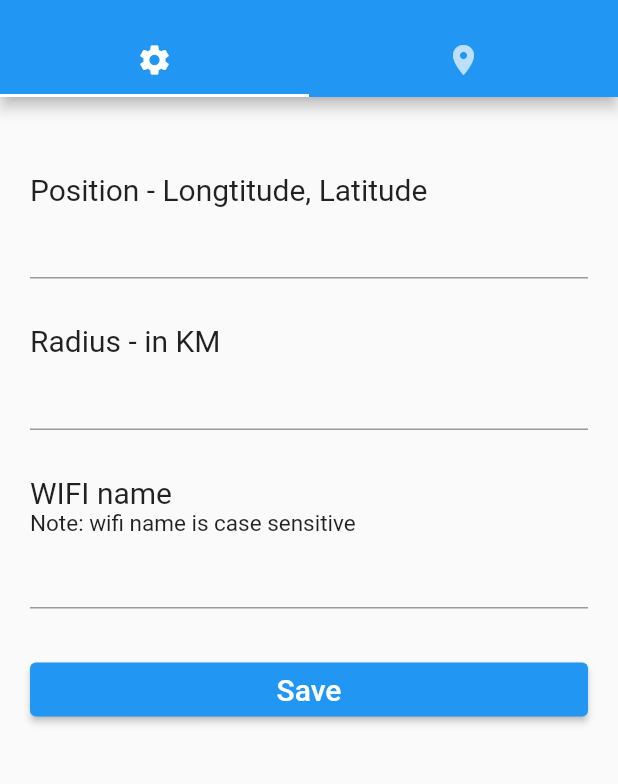
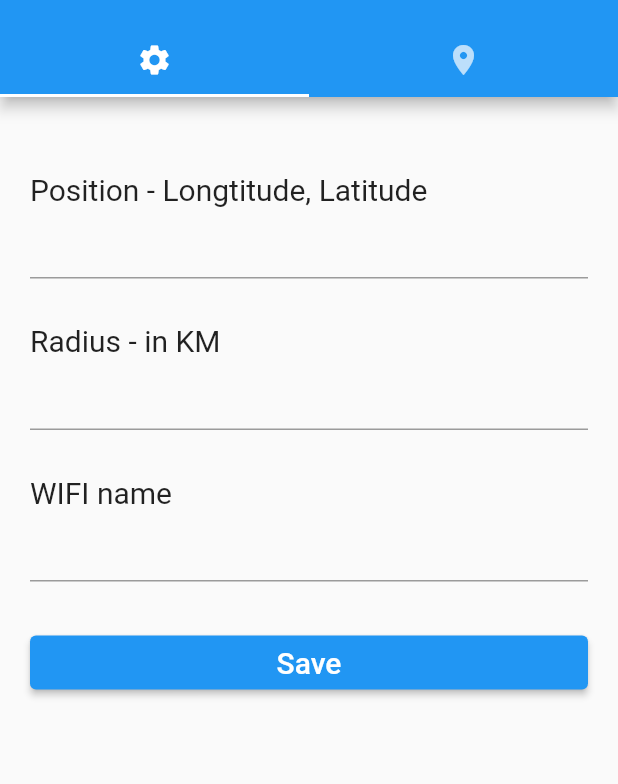
Before and after one commit to MarcusLEK/geofence, a Flutter app: the screen it shows after launch, on a phone screen of 412 x 824 dp, the part 59-843 px from its top. Run offline on Flutter 3.47's test engine with Material 2 defaults, Android fonts, the phone set to English and light mode, and no system bars; our stand-ins replace connectivity, get, permission_handler; missing offline and left inert: wifi_info_flutter.

Commit message:
checks non sensitive case for wifi name

```diff
--- a/lib/app/modules/check/controllers/check_controller.dart
+++ b/lib/app/modules/check/controllers/check_controller.dart
@@ -45,7 +45,10 @@ class CheckController extends GetxController {
   }
 
   checkGeofence() {
-    if (settingsController.setting.value.wifiName == wifi.value.wifiName) {
+    String storedWifi =
+        (settingsController.setting.value.wifiName).toLowerCase();
+    String wifiName = (wifi.value.wifiName).toLowerCase();
+    if (storedWifi == wifiName) {
       updateGeoStatus('Inside');
     } else {
       updateGeoStatus('Outside');
--- a/lib/app/modules/settings/views/settings_view.dart
+++ b/lib/app/modules/settings/views/settings_view.dart
@@ -74,13 +74,6 @@ class SettingsView extends GetView<SettingsController> {
                       fontSize: textSize,
                     ),
                   ),
-                  Text(
-                    'Note: wifi name is case sensitive',
-                    textAlign: TextAlign.start,
-                    style: TextStyle(
-                      fontSize: 15,
-                    ),
-                  ),
                   TextFormField(
                     controller: wifiNameController,
                     validator: (val) {
```
